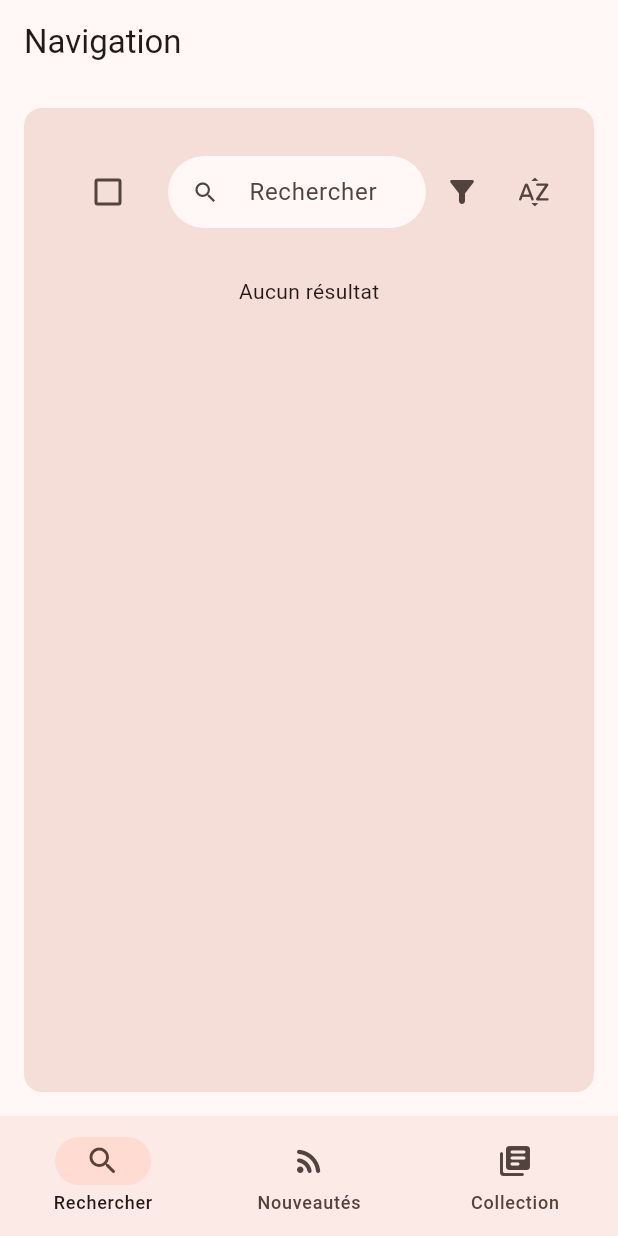
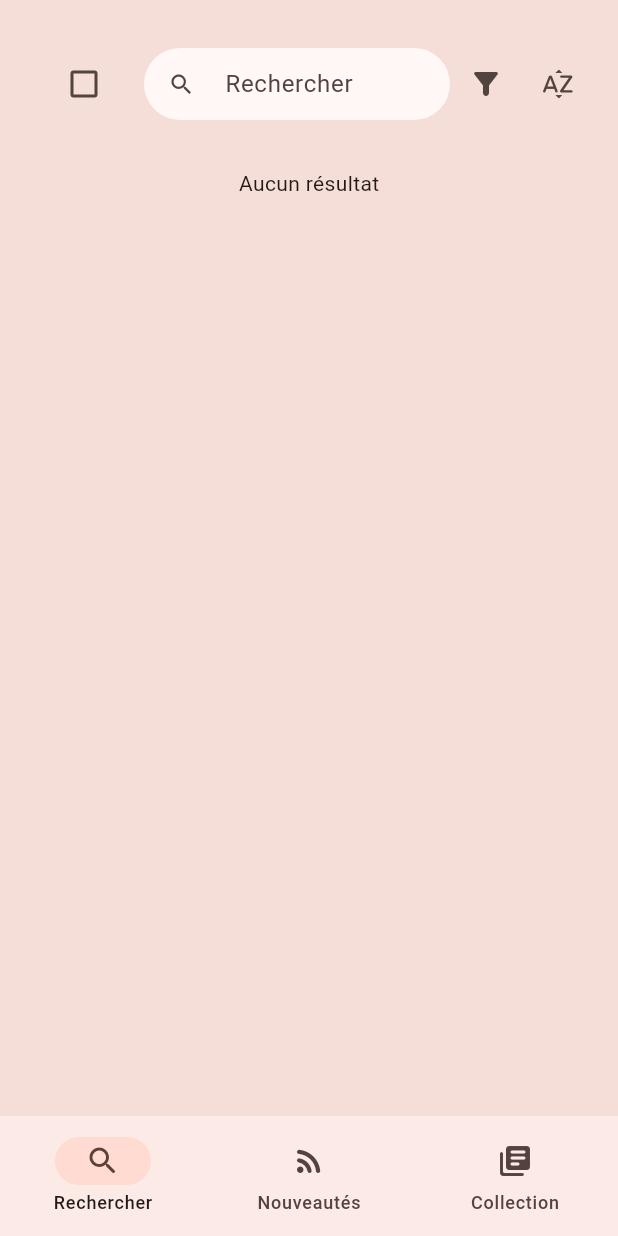
Before and after one commit to cs3991/research_assistant, a Flutter app: the screen it shows after launch, on a phone screen of 412 x 824 dp. Run offline on Flutter 3.47's test engine with Material 2 defaults, Android fonts, the light colour scheme and no system bars; our stand-ins replace bloc, flutter_bloc; generated files the repository leaves out were written again.

Commit message:
state save on layout change for search

```diff
--- a/lib/app/view/app.dart
+++ b/lib/app/view/app.dart
@@ -26,6 +26,7 @@ class App extends StatelessWidget {
         GlobalMaterialLocalizations.delegate,
       ],
       supportedLocales: AppLocalizations.supportedLocales,
+      debugShowCheckedModeBanner: false,
       home: const NavigationPage(),
     );
   }
--- a/lib/navigation/view/navigation.dart
+++ b/lib/navigation/view/navigation.dart
@@ -3,6 +3,7 @@ import 'package:flutter_bloc/flutter_bloc.dart';
 import 'package:research_assistant/collection/view/collection.dart';
 import 'package:research_assistant/navigation/cubit/navigation_cubit.dart';
 import 'package:research_assistant/newsfeed/view/newsfeed.dart';
+import 'package:research_assistant/search/cubit/search_cubit.dart';
 import 'package:research_assistant/search/view/search.dart';
 
 class NavigationPage extends StatelessWidget {
@@ -11,11 +12,13 @@ class NavigationPage extends StatelessWidget {
   @override
   Widget build(BuildContext context) {
     return Scaffold(
-      appBar: AppBar(title: const Text('Navigation')),
       body: LayoutBuilder(
         builder: (BuildContext context, BoxConstraints constraints) {
-          return BlocProvider(
-            create: (context) => NavigationCubit(),
+          return MultiBlocProvider(
+            providers: [
+              BlocProvider(create: (context) => NavigationCubit()),
+              BlocProvider(create: (context) => SearchCubit()),
+            ],
             child: BlocBuilder<NavigationCubit, int>(
               builder: (BuildContext context, int index) {
                 if (constraints.maxWidth > 900) {
@@ -51,7 +54,7 @@ class NavigationPage extends StatelessWidget {
                   return Column(
                     children: [
                       Expanded(
-                        child: NavigationBody(index: index),
+                        child: NavigationBody(index: index, fullscreen: true),
                       ),
                       NavigationBar(
                         destinations: const [
@@ -85,16 +88,17 @@ class NavigationPage extends StatelessWidget {
 }
 
 class NavigationBody extends StatelessWidget {
-  const NavigationBody({super.key, required this.index});
+  const NavigationBody({super.key, required this.index, this.fullscreen = false});
 
   final int index;
+  final bool fullscreen;
 
   @override
   Widget build(BuildContext context) {
     return Builder(
       builder: (context) {
         if (index == 0) {
-          return const Search();
+          return Search(fullscreen: fullscreen);
         }
         if (index == 1) {
           return const NewsFeed();
--- a/lib/search/view/search.dart
+++ b/lib/search/view/search.dart
@@ -1,40 +1,35 @@
 import 'package:flutter/material.dart';
-import 'package:flutter_bloc/flutter_bloc.dart';
 import 'package:research_assistant/search/view/search_field.dart';
 import 'package:research_assistant/search/view/search_results.dart';
 
-import '../cubit/search_cubit.dart';
+class Search extends StatelessWidget {
+  const Search({Key? key, this.fullscreen = false}) : super(key: key);
 
-class Search extends StatelessWidget {
-  const Search({Key? key}) : super(key: key);
+  final bool fullscreen;
 
   @override
   Widget build(BuildContext context) {
-    return BlocProvider(
-      create: (_) => SearchCubit(),
-      child: Padding(
-        padding: const EdgeInsets.all(16),
+    return Padding(
+      padding: EdgeInsets.all(fullscreen ? 0 : 16),
       child: Container(
         decoration: BoxDecoration(
-            borderRadius: BorderRadius.all(Radius.circular(12)),
+          borderRadius: BorderRadius.all(Radius.circular(fullscreen ? 0 : 12)),
           color: Theme.of(context).colorScheme.surfaceVariant,
         ),
-          constraints: const BoxConstraints(
-            maxWidth: 500,
+        constraints: BoxConstraints(
+          maxWidth: fullscreen ? double.infinity : 500,
         ),
         padding: const EdgeInsets.all(16),
         child: const Column(
           children: [
             SearchField(),
-              Divider(
-                color: Colors.transparent,
+            SizedBox(
               height: 16,
             ),
             SearchResults(),
           ],
         ),
       ),
-      ),
     );
   }
 }
```
Lines whose indentation alone changed are shown as unchanged.
